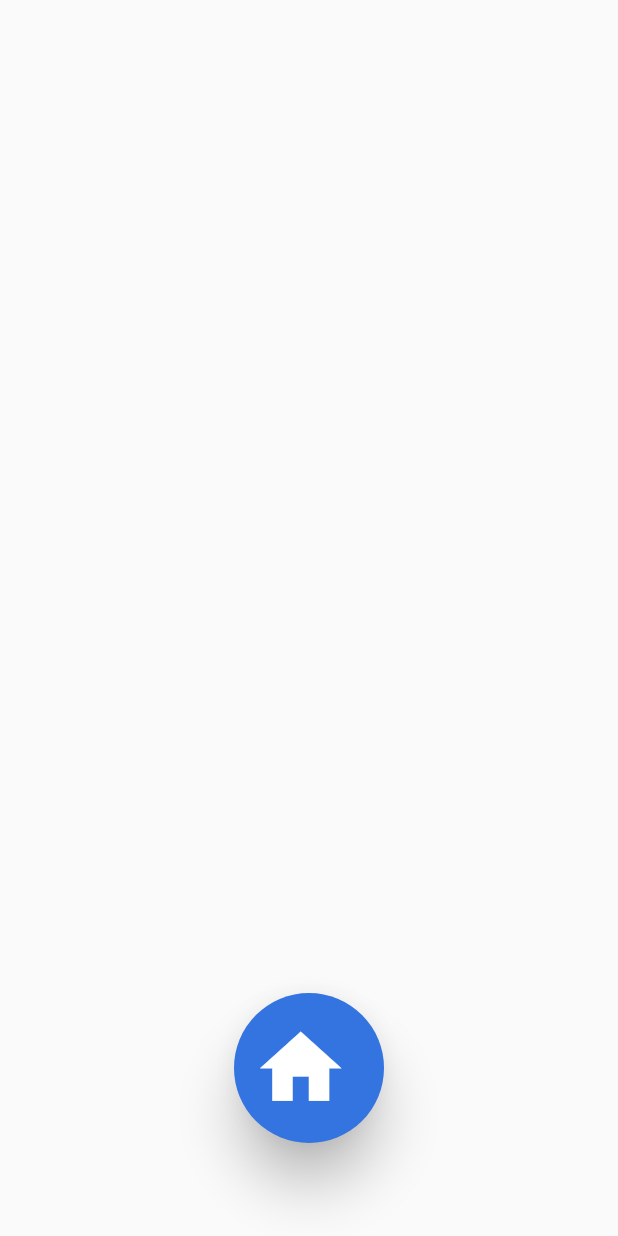
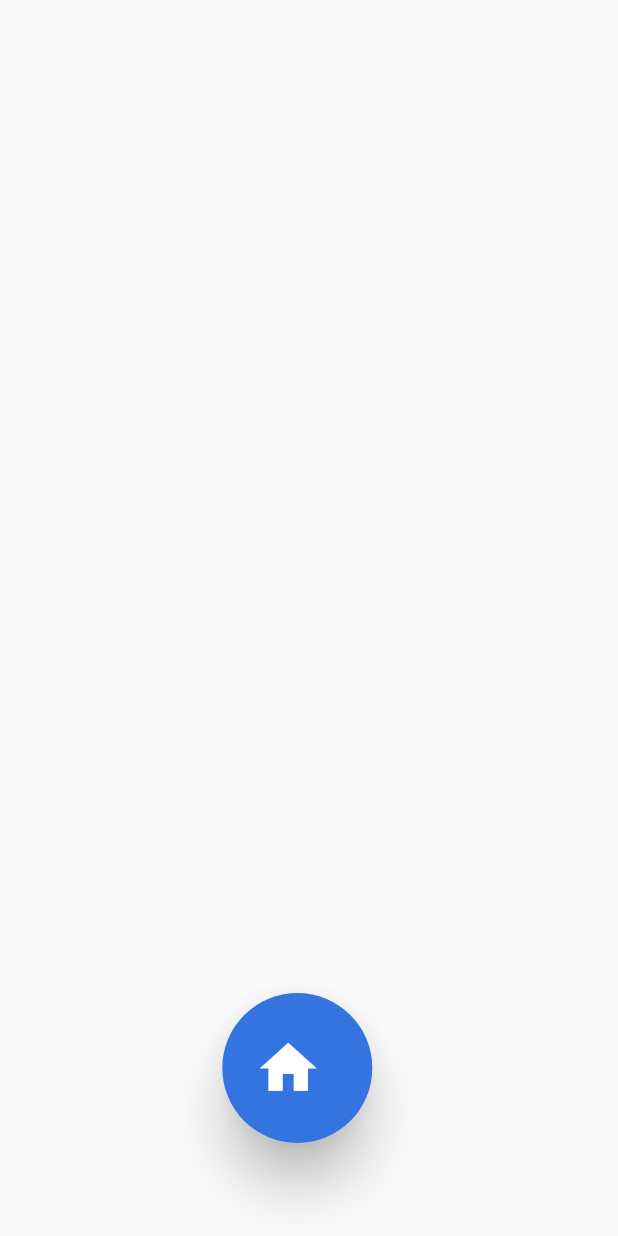
Before and after one commit to drexquisite/projx, a Flutter app: the screen it shows after launch, on a phone screen of 412 x 824 dp. Run offline on Flutter 3.47's test engine with Material 2 defaults, Android fonts, the phone set to English and light mode, and no system bars; our stand-ins replace auto_size_text, font_awesome_flutter, google_fonts.

Commit message:
Updating to latest FlutterFlow output.

```diff
--- a/lib/home_page/home_page_widget.dart
+++ b/lib/home_page/home_page_widget.dart
@@ -20,7 +20,15 @@ class _HomePageWidgetState extends State<HomePageWidget> {
     return Scaffold(
       key: scaffoldKey,
       body: SafeArea(
-        child: Align(
+        child: Stack(
+          children: [
+            Align(
+              alignment: Alignment(-0.05, 0),
+              child: Row(
+                mainAxisSize: MainAxisSize.min,
+                crossAxisAlignment: CrossAxisAlignment.center,
+                children: [
+                  Align(
                     alignment: Alignment(0, 0),
                     child: Padding(
                       padding: EdgeInsets.fromLTRB(0, 600, 0, 0),
@@ -36,7 +44,7 @@ class _HomePageWidgetState extends State<HomePageWidget> {
                         text: '',
                         icon: Icon(
                           Icons.home_sharp,
-                size: 65,
+                          size: 45,
                         ),
                         options: FFButtonOptions(
                           width: 100,
@@ -55,6 +63,11 @@ class _HomePageWidgetState extends State<HomePageWidget> {
                         ),
                       ),
                     ),
+                  )
+                ],
+              ),
+            )
+          ],
         ),
       ),
     );
```
Also changed, not shown: lib/login_sign_up/login_sign_up_widget.dart (+16 -5 lines), pubspec.lock (deleted), 3 other files. Lines whose indentation alone changed are shown as unchanged.
